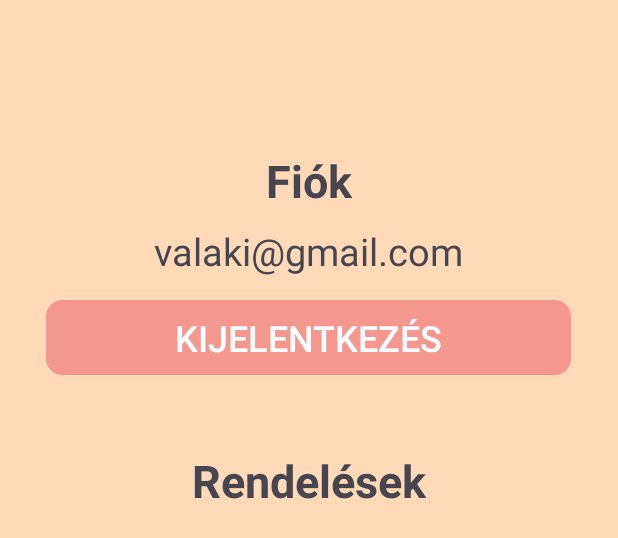
After one commit to GrGadam/MukoromWebshop, an Android app: the layout activity_profile.xml on its own in the app's theme, with its tools: preview values and no code run, on a phone screen of 412 x 824 dp. The commit adds this screen. Shown: the top 538 px of the screen. Run offline under Robolectric (Android 15) with nearby library versions, the phone set to English and light mode, and no system bars.

Commit message:
add profile

```diff
--- /dev/null
+++ b/app/src/main/res/layout/activity_profile.xml
@@ -0,0 +1,48 @@
+<?xml version="1.0" encoding="utf-8"?>
+<RelativeLayout xmlns:android="http://schemas.android.com/apk/res/android"
+    android:layout_width="fill_parent"
+    android:layout_height="fill_parent"
+    android:background="@color/background"
+    android:fitsSystemWindows="true"
+    >
+
+    <TextView
+        android:text="@string/fiok"
+        android:layout_centerHorizontal="true"
+        android:layout_marginTop="100sp"
+        android:textStyle="bold"
+        android:textSize="30sp"
+        android:layout_width="wrap_content"
+        android:layout_height="50sp" />
+
+    <TextView
+        android:text="valaki@gmail.com"
+        android:layout_centerHorizontal="true"
+        android:layout_marginTop="150sp"
+        android:textSize="25sp"
+        android:layout_width="wrap_content"
+        android:layout_height="50sp" />
+
+    <androidx.appcompat.widget.AppCompatButton
+        android:id="@+id/logoutButton"
+        android:layout_centerHorizontal="true"
+        android:layout_width="350sp"
+        android:layout_height="50sp"
+        android:layout_marginTop="200sp"
+        android:background="@drawable/rounded_button"
+        android:backgroundTint="@color/pastel3"
+        android:text="@string/logout"
+        android:textColor="@color/white"
+        android:textSize="24sp"
+        android:typeface="normal" />
+
+    <TextView
+        android:text="@string/rendelesek"
+        android:layout_centerHorizontal="true"
+        android:layout_marginTop="300sp"
+        android:textStyle="bold"
+        android:textSize="30sp"
+        android:layout_width="wrap_content"
+        android:layout_height="50sp" />
+
+</RelativeLayout>
--- a/app/src/main/res/values/strings.xml
+++ b/app/src/main/res/values/strings.xml
@@ -22,4 +22,7 @@
     <string name="dontHaveAccount">Nincs még fiókja?</string>
     <string name="profile">profile</string>
     <string name="cart">cart</string>
+    <string name="fiok">Fiók</string>
+    <string name="logout">Kijelentkezés</string>
+    <string name="rendelesek">Rendelések</string>
 </resources>
```
